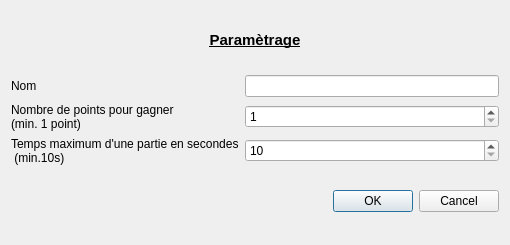
Before: the Qt Designer form parametrage.ui in samuelhentrics/Chifoumi, drawn with Qt 5.
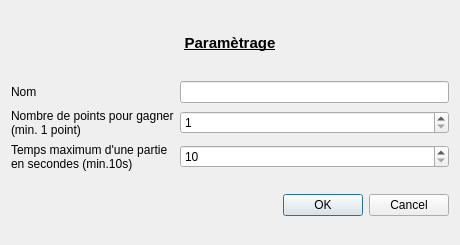
After: the same form once the commit is applied.

Commit message: Modification de la taille de l'UI

Diff of the .ui file:
```diff
--- a/parametrage.ui
+++ b/parametrage.ui
@@ -6,7 +6,7 @@
    <rect>
     <x>0</x>
     <y>0</y>
-    <width>510</width>
+    <width>460</width>
     <height>245</height>
    </rect>
   </property>
@@ -19,7 +19,7 @@
      <property name="maximumSize">
       <size>
        <width>16777215</width>
-       <height>20</height>
+       <height>30</height>
       </size>
      </property>
      <property name="font">
@@ -42,8 +42,8 @@
      <item row="3" column="0">
       <widget class="QLabel" name="lTemps">
        <property name="text">
-        <string>Temps maximum d'une partie en secondes
- (min.10s)</string>
+        <string>Temps maximum d'une partie
+en secondes (min.10s)</string>
        </property>
       </widget>
      </item>
```
